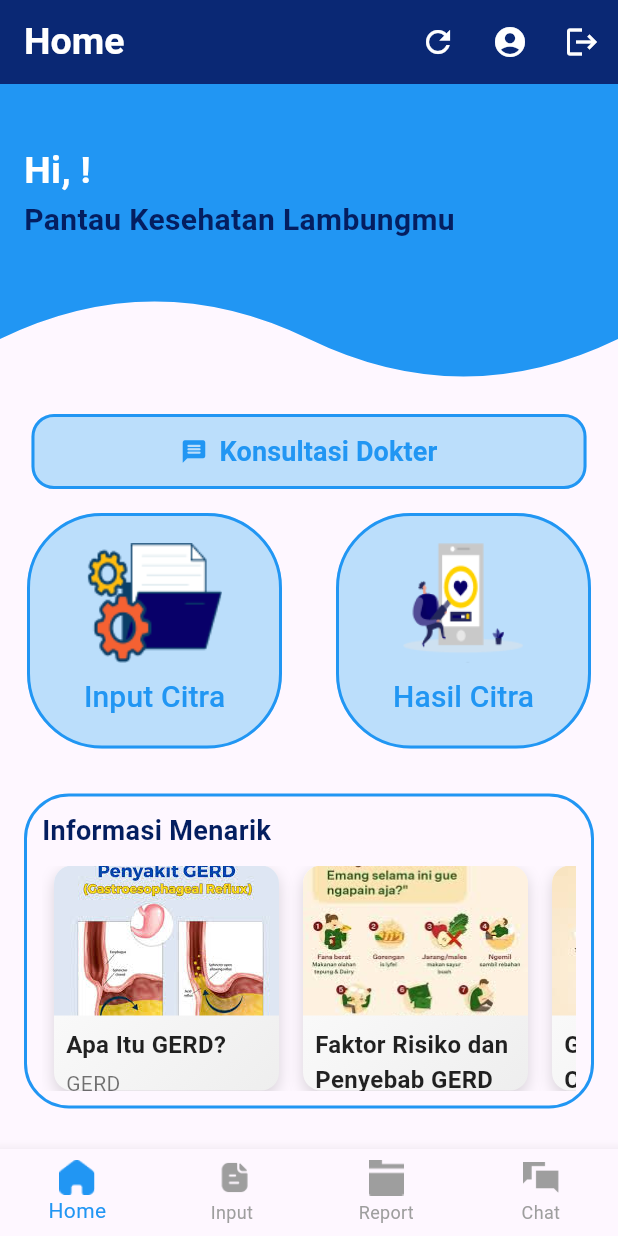
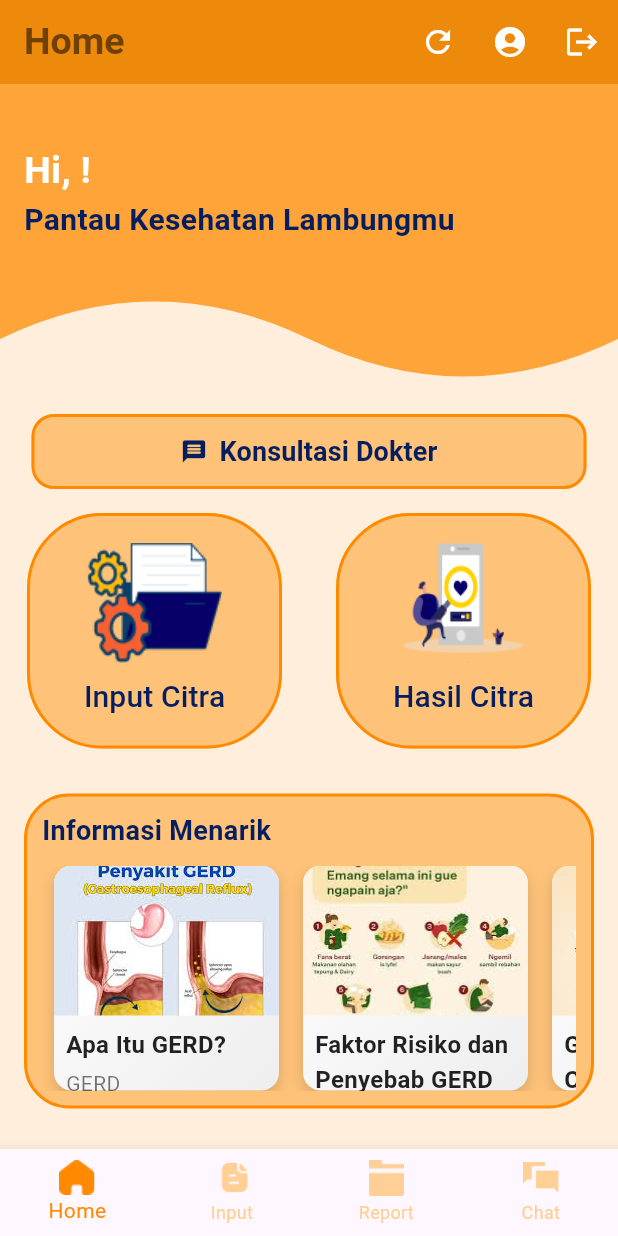
Before and after one commit to fabian4819/PKM-GASTREIT, a Flutter app: the HomeScreen screen opened directly, on a phone screen of 412 x 824 dp. Run offline on Flutter 3.47's test engine with Material 3 defaults, Android fonts, the light colour scheme and no system bars; our stand-ins replace cloud_firestore, firebase_auth, firebase_core, google_fonts, package_info_plus; accounts and stored records are empty; Roboto replaces fonts that are missing (Ubuntu).

Commit message:
style : change color design

```diff
--- a/lib/screen/Input_Screen.dart
+++ b/lib/screen/Input_Screen.dart
@@ -1,5 +1,3 @@
-// ignore_for_file: use_key_in_widget_constructors, library_private_types_in_public_api, prefer_final_fields, avoid_print, use_build_context_synchronously, prefer_const_constructors
-
 import 'package:flutter/material.dart';
 import 'package:google_fonts/google_fonts.dart';
 import 'package:cloud_firestore/cloud_firestore.dart';
@@ -44,6 +42,7 @@ class _InputScreenState extends State<InputScreen> {
     print('Loaded collections: ${_allCollections.length}');
     _loadSelectedCollections(); // Load selected collections
   }
+  //Dan Seterusnya
 
   Future<List<Map<String, dynamic>>> _fetchCollectionDetails() async {
     Stopwatch stopwatch = Stopwatch()..start(); // Mulai stopwatch
@@ -227,10 +226,10 @@ class _InputScreenState extends State<InputScreen> {
         title: Text(
           'Input',
           style: GoogleFonts.ubuntu(
-              fontSize: 25, fontWeight: FontWeight.w600, color: Colors.white),
+              fontSize: 25, fontWeight: FontWeight.w600, color: Color(0xFF6F4107)),
         ),
         leadingWidth: 100,
-        backgroundColor: Color.fromRGBO(10, 40, 116, 1),
+        backgroundColor: Color(0xFFED890B),
         actions: [
           IconButton(
             icon: Icon(Icons.refresh, color: Colors.white),
@@ -246,7 +245,9 @@ class _InputScreenState extends State<InputScreen> {
         currentIndex: _selectedIndex,
         onTap: _onItemTapped,
       ),
-      body: Column(
+      body: Container(
+          color: Color(0xFFFFEEDC),
+          child: Column(
         children: [
           Padding(
             padding: const EdgeInsets.all(16.0),
@@ -318,6 +319,7 @@ class _InputScreenState extends State<InputScreen> {
           ),
         ],
       ),
+      ),
     );
   }
 }
--- a/lib/screen/home_screen.dart
+++ b/lib/screen/home_screen.dart
@@ -1,5 +1,3 @@
-// ignore_for_file: deprecated_member_use
-
 import 'package:flutter/material.dart';
 import 'package:google_fonts/google_fonts.dart';
 import 'package:pkm_gastreit/screen/user_list_screen.dart';
@@ -41,6 +39,7 @@ class _HomeScreenState extends State<HomeScreen> {
     setState(() {
       _selectedIndex = index;
     });
+    //Dan Seterusnya
 
     switch (index) {
       case 0:
@@ -238,9 +237,11 @@ class _HomeScreenState extends State<HomeScreen> {
           title: Text(
             'Home',
             style: GoogleFonts.ubuntu(
-                fontSize: 25, fontWeight: FontWeight.w600, color: Colors.white),
+                fontSize: 25,
+                fontWeight: FontWeight.w600,
+                color: Color(0xFF6F4107)),
           ),
-          backgroundColor: Color.fromRGBO(10, 40, 116, 1),
+          backgroundColor: Color(0xFFED890B),
           actions: [
             IconButton(
               icon: Icon(Icons.refresh, color: Colors.white),
@@ -265,13 +266,15 @@ class _HomeScreenState extends State<HomeScreen> {
             ),
           ],
         ),
-        body: Column(
+        body: Container(
+          color: Color(0xFFFFEEDC),
+          child: Column(
             children: [
               ClipPath(
                 clipper: InwardAppBarClipper(),
                 child: Container(
                   height: 220,
-                color: Colors.blue,
+                  color: Color(0xFFFFA438),
                   child: Padding(
                     padding: EdgeInsets.fromLTRB(16.0, 40.0, 16.0, 0.0),
                     child: Align(
@@ -284,7 +287,8 @@ class _HomeScreenState extends State<HomeScreen> {
                             builder: (context, snapshot) {
                               if (snapshot.connectionState ==
                                   ConnectionState.waiting) {
-                              return Center(child: CircularProgressIndicator());
+                                return Center(
+                                    child: CircularProgressIndicator());
                               } else if (snapshot.hasError) {
                                 return Text('Error: ${snapshot.error}',
                                     style: GoogleFonts.ubuntu(
@@ -334,17 +338,20 @@ class _HomeScreenState extends State<HomeScreen> {
                       crossAxisAlignment: CrossAxisAlignment.start,
                       children: [
                         Padding(
-  padding: EdgeInsets.all(0.0), // Hilangkan padding di sekitar tombol
+                          padding: EdgeInsets.all(
+                              0.0), // Hilangkan padding di sekitar tombol
                           child: Align(
                             alignment: Alignment.topCenter,
                             child: OutlinedButton.icon(
                               onPressed: () {
                                 Navigator.push(
                                   context,
-          MaterialPageRoute(builder: (context) => UserListScreen()),
+                                  MaterialPageRoute(
+                                      builder: (context) => UserListScreen()),
                                 );
                               },
-      icon: Icon(Icons.message_rounded, color: Colors.blue),
+                              icon: Icon(Icons.message_rounded,
+                                  color: Color(0xFF041E60)),
                               label: Text(
                                 currentUserRole == 'Doctor'
                                     ? 'Konsultasi Pasien'
@@ -352,26 +359,28 @@ class _HomeScreenState extends State<HomeScreen> {
                                 style: GoogleFonts.ubuntu(
                                   fontSize: 18, // Ukuran font
                                   fontWeight: FontWeight.bold, // Ketebalan font
-          color: Colors.blue, // Warna font
+                                  color: Color(0xFF041E60), // Warna font
                                 ),
                               ),
                               style: OutlinedButton.styleFrom(
-        foregroundColor: Colors.blue,
-        backgroundColor: Colors.blue[100], // Tombol akan memiliki latar belakang putih
+                                foregroundColor: Color(0xFFB30C03),
+                                backgroundColor: Color(
+                                    0xFFFFC279), // Tombol akan memiliki latar belakang putih
                                 shape: RoundedRectangleBorder(
                                   borderRadius: BorderRadius.circular(15.0),
                                 ),
-        side: BorderSide(color: Colors.blue, width: 2), // Border berwarna biru
-        padding: EdgeInsets.symmetric(horizontal: 16, vertical: 12), // Sesuaikan padding
-        minimumSize: Size(370, 50), // Atur lebar dan tinggi tombol
+                                side: BorderSide(
+                                    color: Color(0xFFFF8A00),
+                                    width: 2), // Border berwarna biru
+                                padding: EdgeInsets.symmetric(
+                                    horizontal: 16,
+                                    vertical: 12), // Sesuaikan padding
+                                minimumSize: Size(
+                                    370, 50), // Atur lebar dan tinggi tombol
                               ),
                             ),
                           ),
                         ),
-
-
-
-
                         SizedBox(height: 16),
                         Row(
                           mainAxisAlignment: MainAxisAlignment.spaceAround,
@@ -419,7 +428,10 @@ class _HomeScreenState extends State<HomeScreen> {
                             width: 380,
                             padding: EdgeInsets.all(10),
                             decoration: BoxDecoration(
-                            border: Border.all(color: Colors.blue, width: 2),
+                              color: Color(
+                                  0xFFFFC279), // Set the background color here
+                              border: Border.all(
+                                  color: Color(0xFFFF8A00), width: 2),
                               borderRadius: BorderRadius.circular(30),
                             ),
                             child: Column(
@@ -457,6 +469,7 @@ class _HomeScreenState extends State<HomeScreen> {
               ),
             ],
           ),
+        ),
         bottomNavigationBar: CustomBottomNavigationBar(
           currentIndex: _selectedIndex,
           onTap: _onItemTapped,
@@ -484,18 +497,19 @@ class CategoryButton extends StatelessWidget {
         OutlinedButton(
           onPressed: onPressed,
           style: OutlinedButton.styleFrom(
-            backgroundColor: Colors.blue[100],
+            backgroundColor: Color(0xFFFFC279),
             shape: RoundedRectangleBorder(
               borderRadius: BorderRadius.circular(50),
             ),
             padding: EdgeInsets.all(20),
-            side: BorderSide(color: Colors.blue, width: 2),
+            side: BorderSide(color: Color(0xFFFF8A00), width: 2),
           ),
           child: Column(
             children: [
               image,
               SizedBox(height: 8),
-              Text(label, style: TextStyle(fontSize: 20, color: Colors.blue)),
+              Text(label,
+                  style: TextStyle(fontSize: 20, color: Color(0xFF041E60))),
             ],
           ),
         ),
@@ -503,7 +517,6 @@ class CategoryButton extends StatelessWidget {
     );
   }
 }
-
 
 class InwardAppBarClipper extends CustomClipper<Path> {
   @override
@@ -528,7 +541,6 @@ class InwardAppBarClipper extends CustomClipper<Path> {
     return false;
   }
 }
-
 
 class InfoItem {
   final String imageUrl;
--- a/lib/screen/report_screen.dart
+++ b/lib/screen/report_screen.dart
@@ -1,5 +1,3 @@
-// ignore_for_file: library_private_types_in_public_api, use_key_in_widget_constructors, use_build_context_synchronously, avoid_print, prefer_const_constructors
-
 import 'package:flutter/material.dart';
 import 'package:google_fonts/google_fonts.dart';
 import 'package:cloud_firestore/cloud_firestore.dart';
@@ -38,6 +36,8 @@ class _ReportScreenState extends State<ReportScreen> {
 
     List<Map<String, dynamic>> tempDataList = [];
     List<String> tempDocumentIds = [];
+
+    //Dan Seterusnya
 
     for (String collectionName in selectedCollections) {
       try {
@@ -192,9 +192,9 @@ class _ReportScreenState extends State<ReportScreen> {
         title: Text(
           'Report',
           style: GoogleFonts.ubuntu(
-              fontSize: 25, fontWeight: FontWeight.w600, color: Colors.white),
+              fontSize: 25, fontWeight: FontWeight.w600, color: Color(0xFF6F4107)),
         ),
-        backgroundColor: Color.fromRGBO(10, 40, 116, 1),
+        backgroundColor: Color(0xFFED890B),
         actions: [
           IconButton(
             icon: Icon(Icons.refresh, color: Colors.white),
@@ -202,7 +202,9 @@ class _ReportScreenState extends State<ReportScreen> {
           ),
         ],
       ),
-      body: Column(
+      body: Container(
+          color: Color(0xFFFFEEDC),
+          child: Column(
         children: [
           if (computationTime.isNotEmpty)
             Padding(
@@ -266,6 +268,7 @@ class _ReportScreenState extends State<ReportScreen> {
           ),
         ],
       ),
+      ),
       bottomNavigationBar: CustomBottomNavigationBar(
         currentIndex: _selectedIndex,
         onTap: _onItemTapped,
--- a/lib/screen/user_list_screen.dart
+++ b/lib/screen/user_list_screen.dart
@@ -40,7 +40,7 @@ class _UserListScreenState extends State<UserListScreen> {
     setState(() {
       _selectedIndex = index;
     });
-
+    //Dan Seterusnya
     switch (index) {
       case 0:
         Navigator.pushReplacement(
@@ -96,11 +96,12 @@ class _UserListScreenState extends State<UserListScreen> {
         title: Text(
           'Chat',
           style: GoogleFonts.ubuntu(
-              fontSize: 25, fontWeight: FontWeight.w600, color: Colors.white),
+              fontSize: 25, fontWeight: FontWeight.w600, color: Color(0xFF6F4107)),
         ),
-        backgroundColor: Color.fromRGBO(10, 40, 116, 1),
+        backgroundColor: Color(0xFFED890B),
       ),
-      body: StreamBuilder<QuerySnapshot>(
+      body:
+      StreamBuilder<QuerySnapshot>(
         stream: FirebaseFirestore.instance
             .collection('users')
             .where(FieldPath.documentId, isNotEqualTo: currentUserId)
--- a/lib/widgets/bottom_navigation_bar.dart
+++ b/lib/widgets/bottom_navigation_bar.dart
@@ -32,8 +32,8 @@ class CustomBottomNavigationBar extends StatelessWidget {
       ],
       currentIndex: currentIndex,
       onTap: onTap,
-      selectedItemColor: Colors.blue,
-      unselectedItemColor: Colors.grey,
+      selectedItemColor: Color(0xFFFF8A00),
+      unselectedItemColor: Color(0xFFFFD095),
       type: BottomNavigationBarType.fixed,
     );
   }
```
Lines whose indentation alone changed are shown as unchanged.
